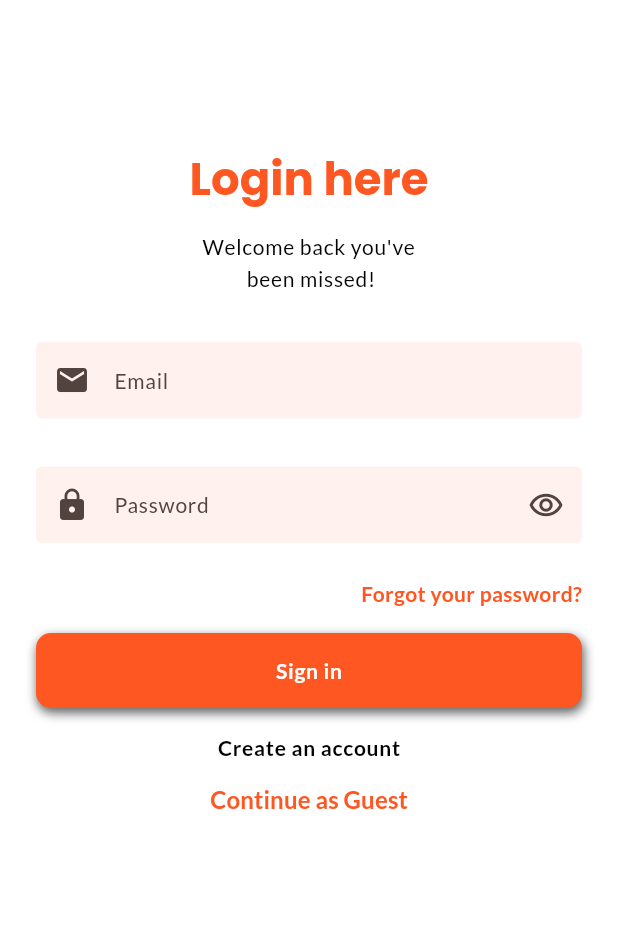
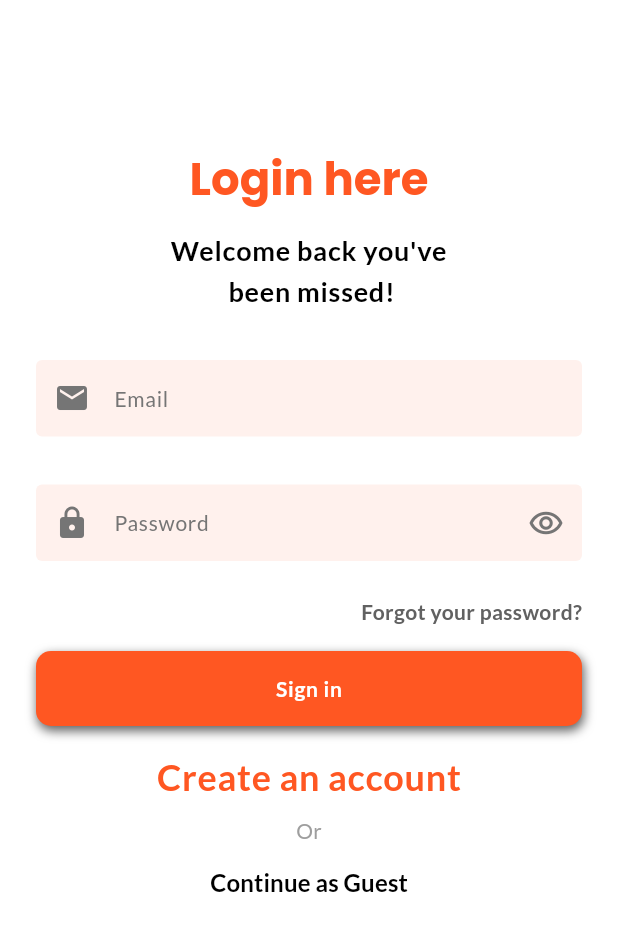
Before and after one commit to KabetEx/KabetEx, a Flutter app: the screen it shows after launch, on a phone screen of 412 x 824 dp. Shown: the top 931 px of the screen. Run offline on Flutter 3.47's test engine with Material 3 defaults, Android fonts, the light colour scheme and no system bars; our stand-ins replace cached_network_image, carousel_slider, connectivity_plus, flutter_riverpod, flutter_switch, google_fonts and 7 more; accounts and stored records are empty.

Commit message:
Resolved drawer.dart conflict

```diff
--- a/lib/features/auth/presentation/login.dart
+++ b/lib/features/auth/presentation/login.dart
@@ -103,7 +103,8 @@ class _LoginPageState extends State<LoginPage> {
                         textAlign: TextAlign.center,
                         style: Theme.of(context).textTheme.bodyLarge!.copyWith(
                           color: Colors.black,
-                          fontWeight: FontWeight.w400,
+                          fontWeight: FontWeight.bold,
+                          fontSize: 18,
                         ),
                       ),
 
@@ -131,7 +132,10 @@ class _LoginPageState extends State<LoginPage> {
                                       .copyWith(color: Colors.black),
                                   keyboardType: TextInputType.emailAddress,
                                   decoration: InputDecoration(
-                                    prefixIcon: const Icon(Icons.email),
+                                    prefixIcon: Icon(
+                                      Icons.email,
+                                      color: Colors.grey[600],
+                                    ),
                                     filled: true,
                                     fillColor: const Color.fromARGB(
                                       21,
@@ -140,6 +144,9 @@ class _LoginPageState extends State<LoginPage> {
                                       34,
                                     ),
                                     hintText: 'Email',
+                                    hintStyle: TextStyle(
+                                      color: Colors.grey[600],
+                                    ),
                                     errorBorder: const OutlineInputBorder(
                                       borderSide: BorderSide(
                                         color: Colors.red,
@@ -191,7 +198,10 @@ class _LoginPageState extends State<LoginPage> {
                                       .copyWith(color: Colors.black),
                                   keyboardType: TextInputType.visiblePassword,
                                   decoration: InputDecoration(
-                                    prefixIcon: const Icon(Icons.lock),
+                                    prefixIcon: Icon(
+                                      Icons.lock,
+                                      color: Colors.grey[600],
+                                    ),
                                     suffixIcon: IconButton(
                                       onPressed: () {
                                         setState(() {
@@ -202,6 +212,7 @@ class _LoginPageState extends State<LoginPage> {
                                         hidePass
                                             ? Icons.remove_red_eye_outlined
                                             : Icons.visibility_off,
+                                        color: Colors.grey[600],
                                       ),
                                     ),
                                     filled: true,
@@ -212,6 +223,9 @@ class _LoginPageState extends State<LoginPage> {
                                       34,
                                     ),
                                     hintText: 'Password',
+                                    hintStyle: TextStyle(
+                                      color: Colors.grey[600],
+                                    ),
                                     enabledBorder: const OutlineInputBorder(
                                       borderSide: BorderSide.none,
                                     ),
@@ -255,7 +269,7 @@ class _LoginPageState extends State<LoginPage> {
                                   'Forgot your password?',
                                   style: Theme.of(context).textTheme.bodyMedium!
                                       .copyWith(
-                                        color: Colors.deepOrange,
+                                        color: Colors.grey[700],
                                         fontWeight: FontWeight.bold,
                                       ),
                                 ),
@@ -320,11 +334,19 @@ class _LoginPageState extends State<LoginPage> {
                                 'Create an account',
                                 style: Theme.of(context).textTheme.bodyLarge!
                                     .copyWith(
-                                      color: Colors.black,
+                                      color: Colors.deepOrange,
                                       fontWeight: FontWeight.bold,
+                                      fontSize: 24,
                                     ),
                               ),
                             ),
+                            const SizedBox(height: 8),
+
+                            Text(
+                              'Or',
+                              style: TextStyle(color: Colors.grey[500]),
+                            ),
+
                             // Continue as Guest
                             TextButton(
                               onPressed: () {
@@ -336,7 +358,8 @@ class _LoginPageState extends State<LoginPage> {
                               child: const Text(
                                 'Continue as Guest',
                                 style: TextStyle(
-                                  color: Colors.deepOrange,
+                                  color: Colors.black,
+                                  fontSize: 16,
                                   fontWeight: FontWeight.bold,
                                 ),
                               ),
--- a/lib/features/home/widgets/drawer.dart
+++ b/lib/features/home/widgets/drawer.dart
@@ -1,7 +1,6 @@
 import 'package:flutter/material.dart';
 import 'package:flutter_riverpod/flutter_riverpod.dart';
 import 'package:kabetex/features/auth/presentation/login.dart';
-import 'package:kabetex/features/auth/presentation/sign_up.dart';
 import 'package:kabetex/features/products/presentation/post_product_page.dart';
 import 'package:kabetex/features/products/presentation/my_products_page.dart';
 import 'package:kabetex/features/settings/presentations/settings_page.dart';
@@ -302,6 +301,7 @@ class _MydrawerState extends ConsumerState<Mydrawer> {
                       ),
                     ),
               onTap: () {
+                //user is logged in - signout
                 if (user != null) {
                   setState(() {
                     isSigningOut = true;
@@ -314,12 +314,12 @@ class _MydrawerState extends ConsumerState<Mydrawer> {
                     context,
                     MaterialPageRoute(builder: (context) => const LoginPage()),
                   );
+                } else {
+                  Navigator.pushReplacement(
+                    context,
+                    MaterialPageRoute(builder: (context) => const LoginPage()),
+                  );
                 }
-
-                Navigator.pushReplacement(
-                  context,
-                  MaterialPageRoute(builder: (context) => const LoginPage()),
-                );
               },
             ),
           ],
```
